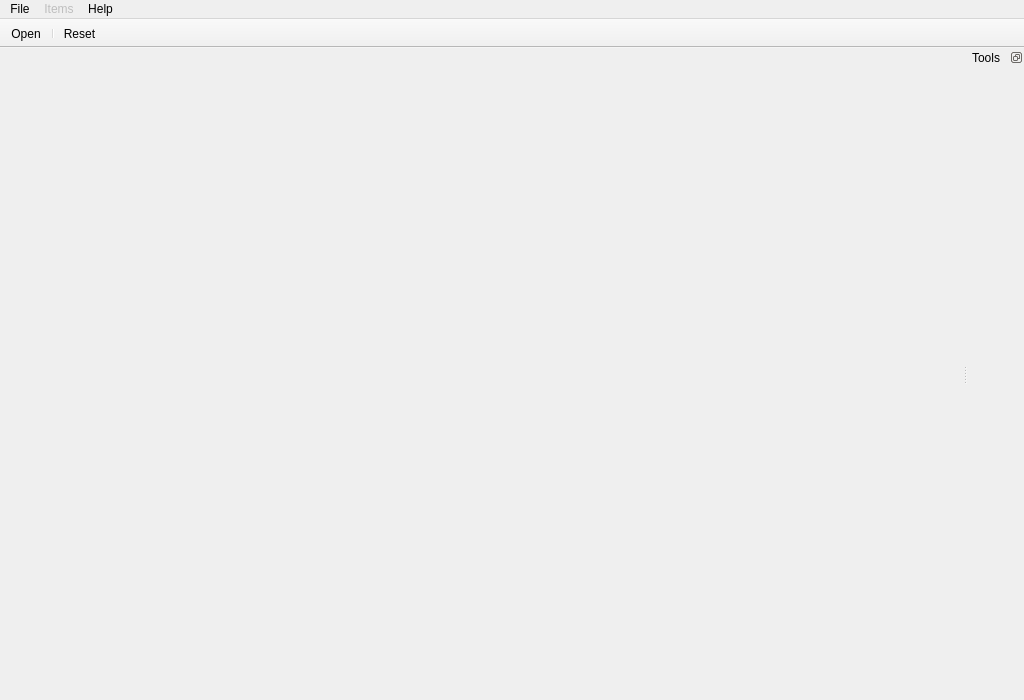
mattjr/benthicQT, file app/widget/BQTMainWindow.ui: the form before one commit.
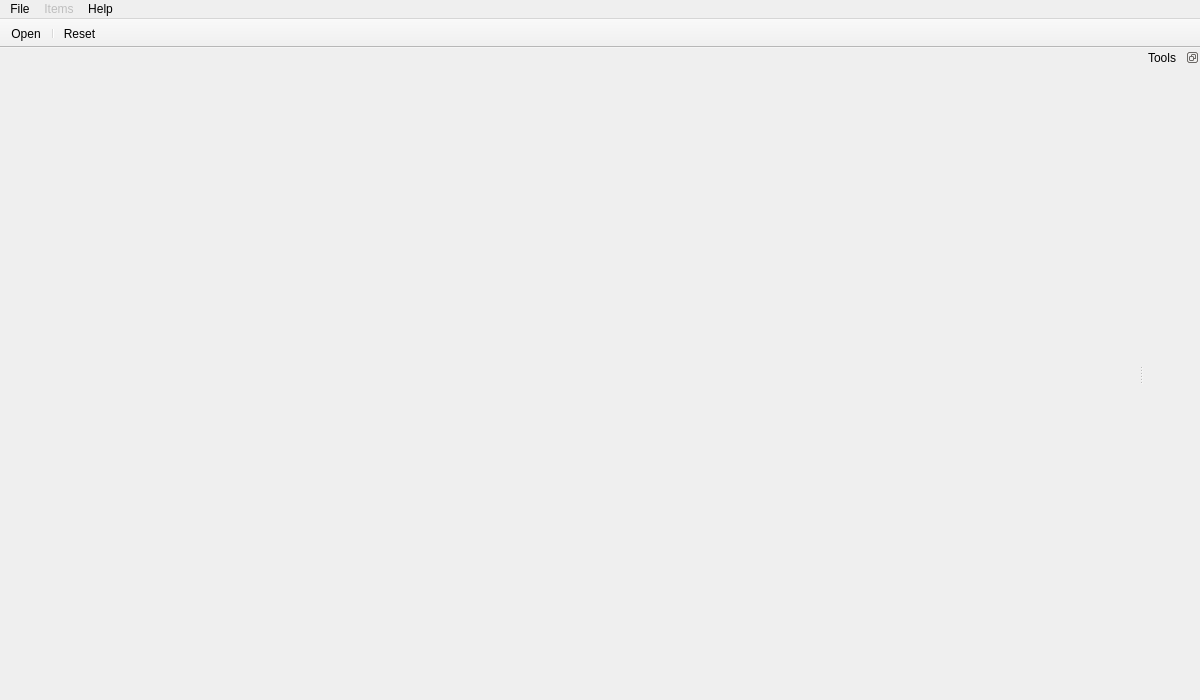
The form after the commit. Icons and pictures are not drawn. Custom widgets are drawn as their Qt base class.

```diff
--- a/app/widget/BQTMainWindow.ui
+++ b/app/widget/BQTMainWindow.ui
@@ -6,7 +6,7 @@
    <rect>
     <x>0</x>
     <y>0</y>
-    <width>1024</width>
+    <width>1200</width>
     <height>700</height>
    </rect>
   </property>
@@ -55,7 +55,7 @@
     <rect>
      <x>0</x>
      <y>0</y>
-     <width>1024</width>
+     <width>1200</width>
      <height>25</height>
     </rect>
    </property>
```
